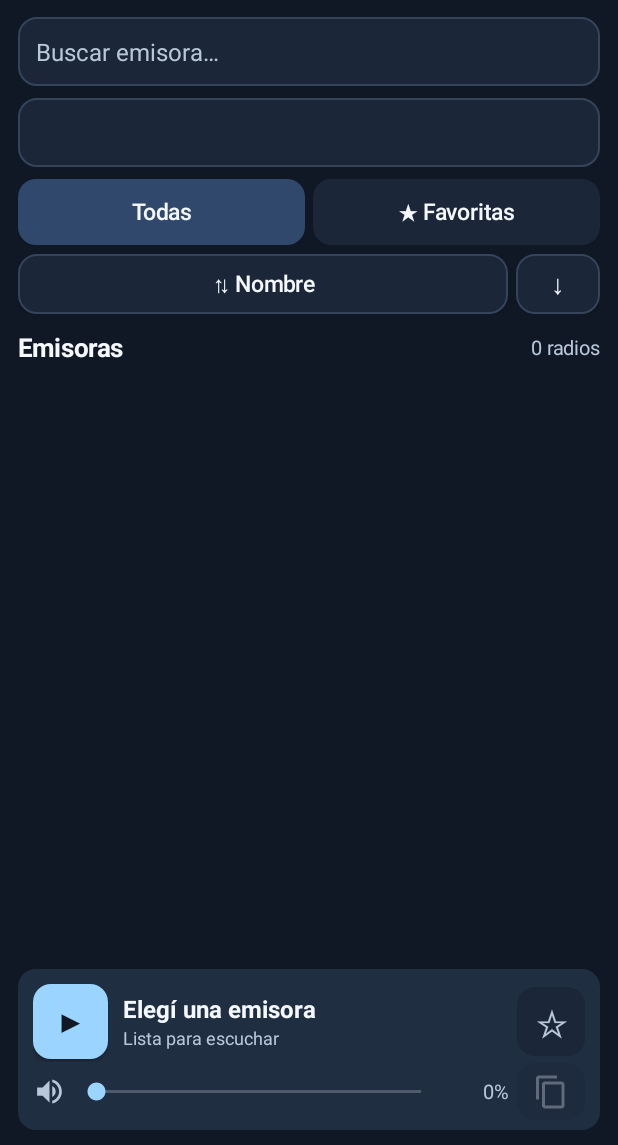
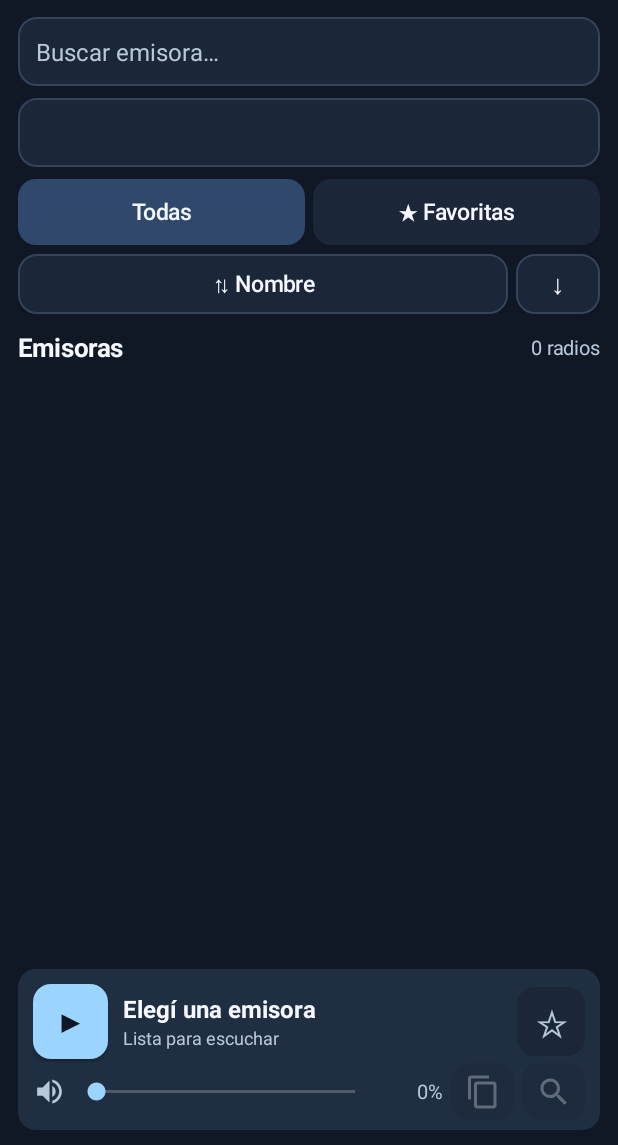
Before and after one commit to masahirata77/radio-rocky35, an Android app: the screen it shows after launch (MainActivity), on a phone screen of 412 x 824 dp, the part 91-1236 px from its top. Run offline under Robolectric (Android 15) with nearby library versions, the phone set to English and light mode, and no system bars; 4 statements that could not run were skipped.

Commit message:
Botones separados: copiar y buscar directo en el navegador (0.1.11)
Co-Authored-By: Claude Opus 5.5 <noreply@anthropic.com>

```diff
--- a/app/build.gradle
+++ b/app/build.gradle
@@ -6,8 +6,8 @@ android {
         applicationId 'com.rocky35.radio.kotlinpuro'
         minSdk 26
         targetSdk 37
-        versionCode 10
-        versionName '0.1.10'
+        versionCode 11
+        versionName '0.1.11'
     }
     packaging { resources { excludes += ['kotlin/**', 'META-INF/*.kotlin_module', 'META-INF/*.version'] } }
     buildTypes {
--- a/app/src/main/java/com/rocky35/radio/MainActivity.kt
+++ b/app/src/main/java/com/rocky35/radio/MainActivity.kt
@@ -44,6 +44,7 @@ class MainActivity : Activity() {
     private lateinit var volume: SeekBar
     private lateinit var percent: TextView
     private lateinit var copy: ImageButton
+    private lateinit var searchBtn: ImageButton
     private lateinit var adapter: StationAdapter
     private val favorites = linkedSetOf<String>()
     private val departments = mutableListOf("", "unknown")
@@ -159,8 +160,9 @@ class MainActivity : Activity() {
         favorite=button("☆",muted).apply{textSize=25f};playing.addView(favorite,LinearLayout.LayoutParams(dp(45),dp(46)));player.addFull(playing,54)
         val volRow=row();volRow.addView(ImageView(this).apply{setImageResource(R.drawable.ic_volume);imageTintList=ColorStateList.valueOf(muted);contentDescription="Volumen"},LinearLayout.LayoutParams(dp(22),dp(22)).apply{marginEnd=dp(4)});volume=SeekBar(this).apply{max=audio.getStreamMaxVolume(AudioManager.STREAM_MUSIC);progress=audio.getStreamVolume(AudioManager.STREAM_MUSIC);progressTintList=ColorStateList.valueOf(blue);thumbTintList=ColorStateList.valueOf(blue)}
         volRow.addView(volume,LinearLayout.LayoutParams(0,dp(40),1f));percent=label("",13f,muted);volRow.addView(percent,LinearLayout.LayoutParams(dp(42),-2).apply{marginEnd=dp(6)});gravityEnd(percent)
-        copy=ImageButton(this).apply{setImageResource(R.drawable.ic_copy);imageTintList=ColorStateList.valueOf(fg);background=shape(panel);contentDescription="Copiar y buscar";setOnClickListener{copySong()}}
-        volRow.addView(copy,LinearLayout.LayoutParams(dp(45),dp(38)));updateCopy();player.addFull(volRow,40);root.addFull(player)
+        copy=ImageButton(this).apply{setImageResource(R.drawable.ic_copy);imageTintList=ColorStateList.valueOf(fg);background=shape(panel);contentDescription="Copiar";setOnClickListener{copySong()}}
+        searchBtn=ImageButton(this).apply{setImageResource(R.drawable.ic_search);imageTintList=ColorStateList.valueOf(fg);background=shape(panel);contentDescription="Buscar en el navegador";setOnClickListener{searchSong()}}
+        volRow.addView(copy,LinearLayout.LayoutParams(dp(42),dp(38)).apply{marginEnd=dp(5)});volRow.addView(searchBtn,LinearLayout.LayoutParams(dp(42),dp(38)));updateCopy();player.addFull(volRow,40);root.addFull(player)
         setContentView(root);root.requestApplyInsets()
         search.addTextChangedListener(object:TextWatcher{override fun beforeTextChanged(s:CharSequence?,start:Int,count:Int,after:Int){};override fun onTextChanged(s:CharSequence?,start:Int,before:Int,count:Int){if(!changing)scheduleSearch()};override fun afterTextChanged(s:Editable?) {}})
         region.onItemSelectedListener=object:AdapterView.OnItemSelectedListener{override fun onItemSelected(parent:AdapterView<*>?,v:View?,position:Int,id:Long){if(!changing)refresh()};override fun onNothingSelected(parent:AdapterView<*>?){}}
@@ -242,15 +244,16 @@ class MainActivity : Activity() {
         if(!::copy.isInitialized)return
         val on=phase=="playing"&&song.isNotEmpty()&&song!="🎙 Selección musical"
         if(copy.isEnabled!=on){copy.isEnabled=on;copy.alpha=if(on)1f else .3f}
+        if(::searchBtn.isInitialized&&searchBtn.isEnabled!=on){searchBtn.isEnabled=on;searchBtn.alpha=if(on)1f else .3f}
     }
-    private fun copySong(){
-        if(song.isEmpty())return
-        val prog=song.startsWith("🎙 ")
-        val text=if(prog)"${now.text} · "+song.removePrefix("🎙 ") else song
-        RadioService.copyToClipboard(this,text)
-        val q=if(prog)"${now.text} "+song.removePrefix("🎙 ").substringBefore(" · ") else song
-        try{startActivity(Intent(Intent.ACTION_WEB_SEARCH).putExtra(android.app.SearchManager.QUERY,q))}
-        catch(_:Exception){try{startActivity(Intent(Intent.ACTION_VIEW,android.net.Uri.parse("https://www.google.com/search?q="+android.net.Uri.encode(q))))}catch(_:Exception){}}
+    private fun songText():String?{
+        if(song.isEmpty())return null
+        return if(song.startsWith("🎙 "))"${now.text} · "+song.removePrefix("🎙 ") else song
+    }
+    private fun copySong(){songText()?.let{RadioService.copyToClipboard(this,it)}}
+    private fun searchSong(){
+        val q=(if(song.startsWith("🎙 "))"${now.text} "+song.removePrefix("🎙 ").substringBefore(" · ") else songText())?:return
+        try{startActivity(Intent(Intent.ACTION_VIEW,android.net.Uri.parse("https://www.google.com/search?q="+android.net.Uri.encode(q))).addCategory(Intent.CATEGORY_BROWSABLE))}catch(_:Exception){}
     }
     private fun syncVolume(){
         if(!::volume.isInitialized||draggingVolume)return
--- /dev/null
+++ b/app/src/main/res/drawable/ic_search.xml
@@ -0,0 +1,3 @@
+<vector xmlns:android="http://schemas.android.com/apk/res/android" android:width="24dp" android:height="24dp" android:viewportWidth="24" android:viewportHeight="24">
+    <path android:fillColor="#FFFFFFFF" android:pathData="M15.5,14h-0.79l-0.28,-0.27C15.41,12.59 16,11.11 16,9.5 16,5.91 13.09,3 9.5,3S3,5.91 3,9.5 5.91,16 9.5,16c1.61,0 3.09,-0.59 4.23,-1.57l0.27,0.28v0.79l5,4.99L20.49,19l-4.99,-5zM9.5,14C7.01,14 5,11.99 5,9.5S7.01,5 9.5,5 14,7.01 14,9.5 11.99,14 9.5,14z"/>
+</vector>
```
